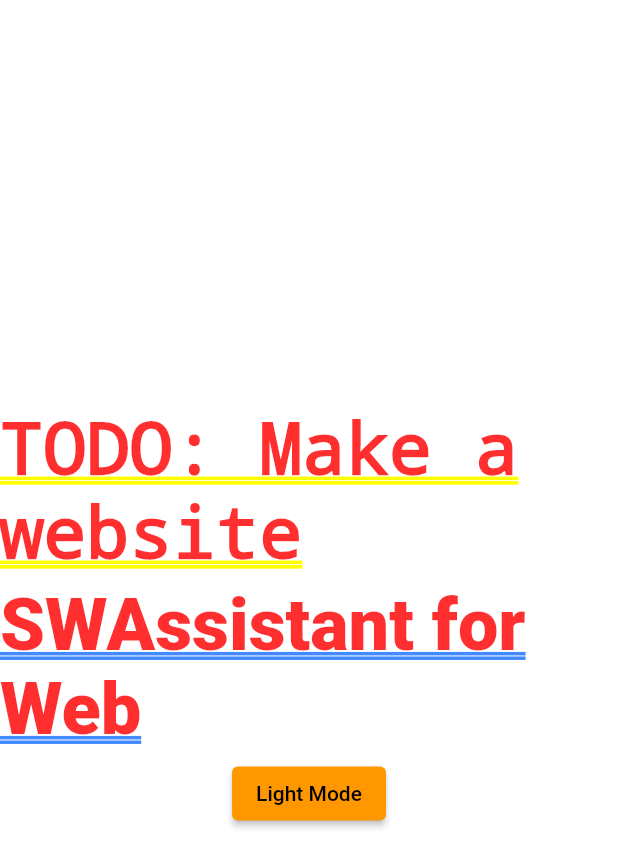
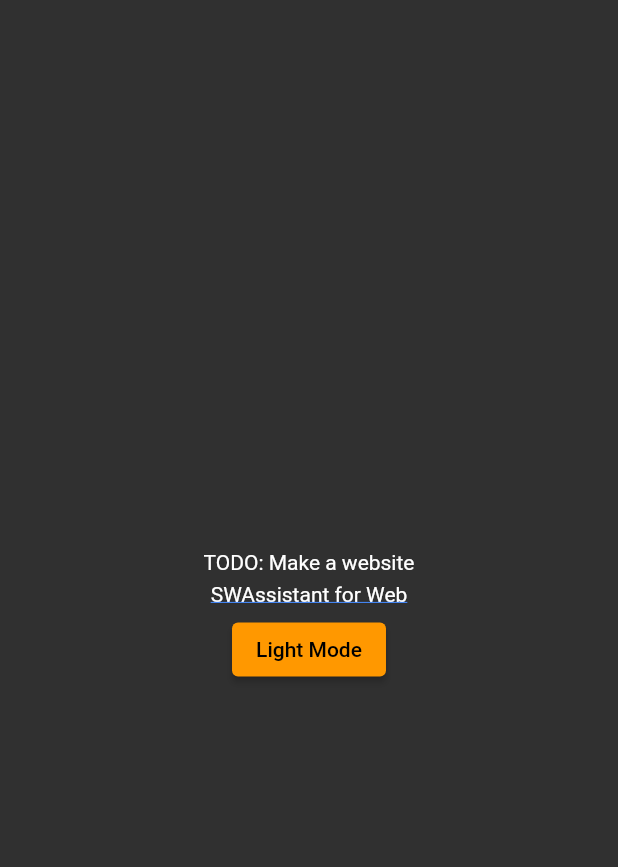
Before and after one commit to CalebQ42/Darkstorm.Tech, a Flutter app: the screen it shows after launch, on a phone screen of 412 x 824 dp. Shown: the top 867 px of the screen. Run offline on Flutter 3.47's test engine with Material 2 defaults, Android fonts, the phone set to English and light mode, and no system bars; missing offline and left inert: dart:html.

Commit message:
Oops, need a scaffold

```diff
--- a/lib/main.dart
+++ b/lib/main.dart
@@ -33,7 +33,8 @@
         brightness: Brightness.dark,
         primarySwatch: Colors.orange
       ),
-      home: Column(
+      home: Scaffold(
+        body: Column(
           mainAxisAlignment: MainAxisAlignment.center,
           crossAxisAlignment: CrossAxisAlignment.center,
           children: [
@@ -56,6 +57,7 @@
             )
           ],
         ),
+      )
     );
   }
 }
```
Lines whose indentation alone changed are shown as unchanged.
